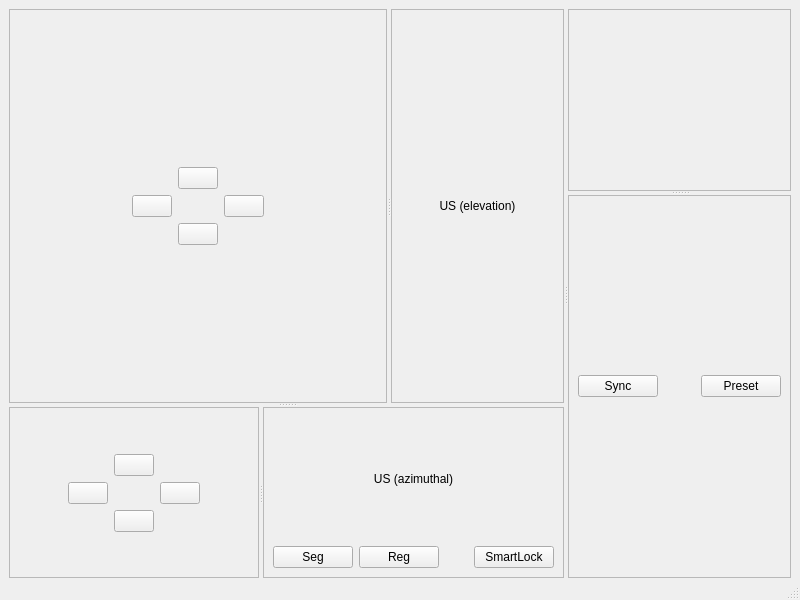
First picture: the form in vtk/SmartLock3.ui, repository timeanddoctor/pystuff, before the edit.
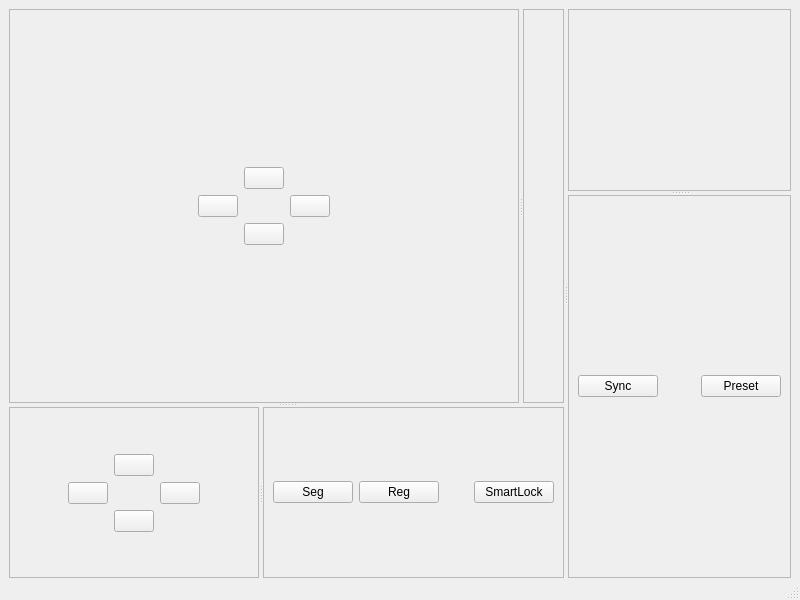
Second picture: the form after the edit.

```diff
--- a/vtk/SmartLock3.ui
+++ b/vtk/SmartLock3.ui
@@ -145,9 +145,7 @@
          <property name="frameShadow">
           <enum>QFrame::Raised</enum>
          </property>
-         <layout class="QVBoxLayout" name="verticalLayout_3">
-          <item>
-           <layout class="QVBoxLayout" name="verticalLayout_2">
+         <layout class="QVBoxLayout" name="layoutUS0">
             <item>
              <widget class="QWidget" name="widget" native="true">
               <property name="sizePolicy">
@@ -156,21 +154,7 @@
                 <verstretch>0</verstretch>
                </sizepolicy>
               </property>
-              <layout class="QHBoxLayout" name="horizontalLayout_7">
-               <item>
-                <widget class="QLabel" name="label_2">
-                 <property name="text">
-                  <string>US (elevation)</string>
-                 </property>
-                 <property name="alignment">
-                  <set>Qt::AlignCenter</set>
-                 </property>
-                </widget>
-               </item>
-              </layout>
-             </widget>
-            </item>
-           </layout>
+           </widget>
           </item>
          </layout>
         </widget>
@@ -287,31 +271,7 @@
          <property name="frameShadow">
           <enum>QFrame::Raised</enum>
          </property>
-         <layout class="QVBoxLayout" name="verticalLayout_6">
-          <item>
-           <layout class="QVBoxLayout" name="verticalLayout_7">
-            <item>
-             <widget class="QWidget" name="widget_3" native="true">
-              <property name="sizePolicy">
-               <sizepolicy hsizetype="Preferred" vsizetype="Expanding">
-                <horstretch>0</horstretch>
-                <verstretch>0</verstretch>
-               </sizepolicy>
-              </property>
-              <layout class="QHBoxLayout" name="horizontalLayout_5">
-               <item>
-                <widget class="QLabel" name="label">
-                 <property name="text">
-                  <string>US (azimuthal)</string>
-                 </property>
-                 <property name="alignment">
-                  <set>Qt::AlignCenter</set>
-                 </property>
-                </widget>
-               </item>
-              </layout>
-             </widget>
-            </item>
+         <layout class="QVBoxLayout" name="layoutUS1">
             <item>
              <layout class="QHBoxLayout" name="horizontalLayout_3">
               <item>
@@ -351,8 +311,6 @@
              </layout>
             </item>
            </layout>
-          </item>
-         </layout>
         </widget>
        </widget>
       </widget>
```
Left out of the diff: 2 changed lines with no effect on the pictures. Lines whose indentation alone changed are shown as unchanged.
